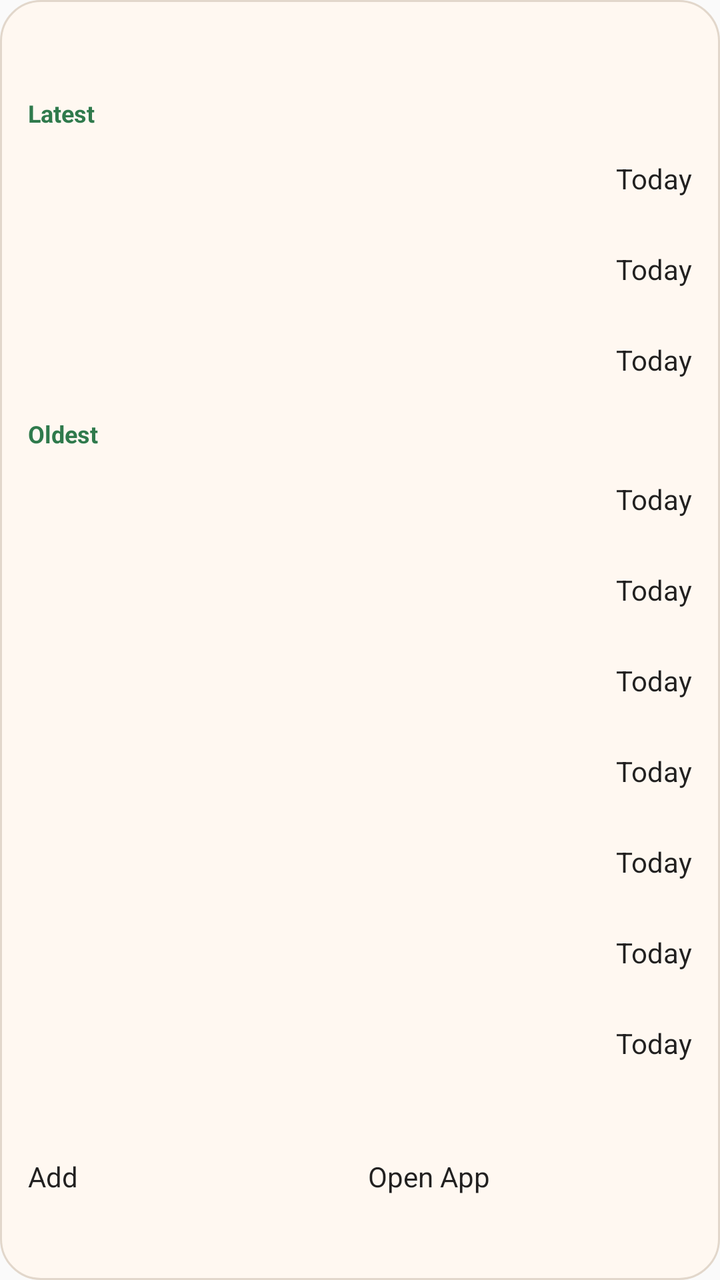
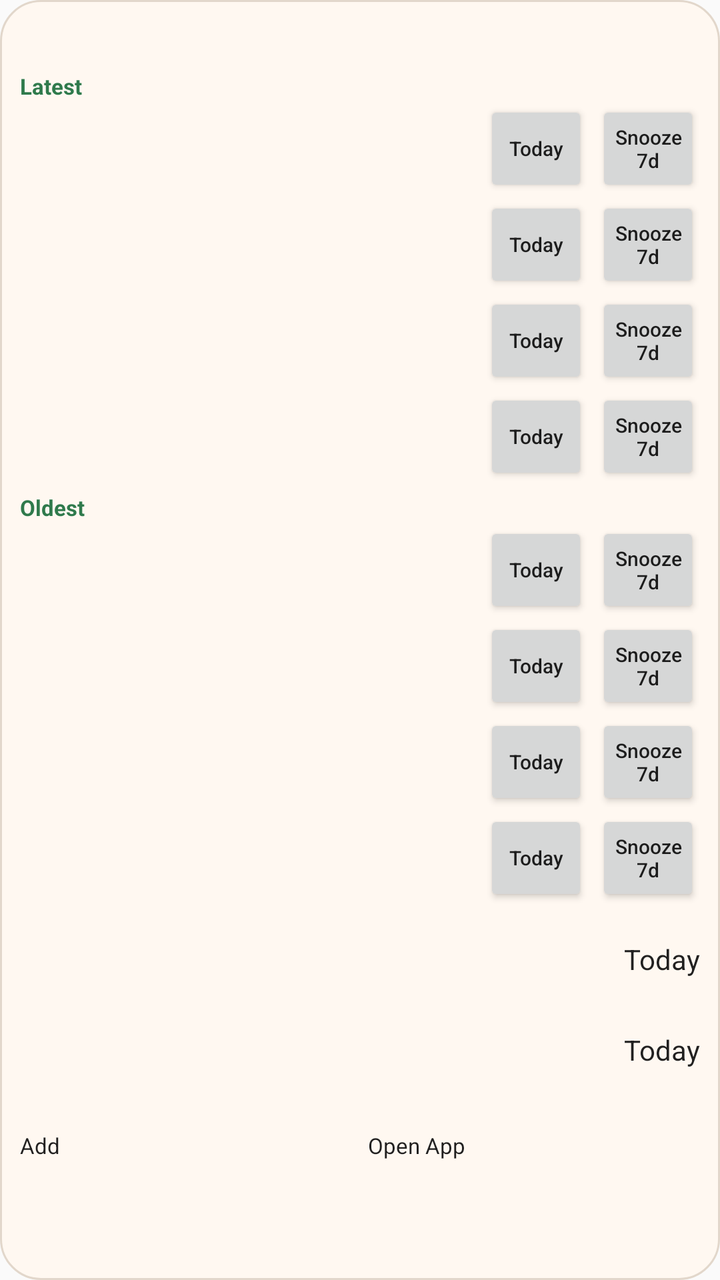

Two renders of the same Android screen: before a commit and after it. Below are the layout's source before the change and the commit's diff.
<!-- AndroidManifest.xml: application theme android:Theme.Material.Light.NoActionBar -->
<!-- res/layout/widget_last_time_i.xml -->
<?xml version="1.0" encoding="utf-8"?>
<LinearLayout xmlns:android="http://schemas.android.com/apk/res/android"
    android:id="@+id/widget_root"
    android:layout_width="match_parent"
    android:layout_height="match_parent"
    android:background="@drawable/widget_background"
    android:orientation="vertical"
    android:padding="14dp">

    <LinearLayout
        android:layout_width="match_parent"
        android:layout_height="wrap_content"
        android:gravity="center_vertical"
        android:orientation="horizontal">

        <TextView
            android:id="@+id/widget_title"
            android:layout_width="0dp"
            android:layout_height="wrap_content"
            android:layout_weight="1"
            android:textColor="#1F1A17"
            android:textSize="18sp"
            android:textStyle="bold" />

        <TextView
            android:id="@+id/widget_summary"
            android:layout_width="wrap_content"
            android:layout_height="wrap_content"
            android:textColor="#5A4E45"
            android:textSize="13sp"
            android:textStyle="bold" />
    </LinearLayout>

    <TextView
        android:id="@+id/widget_empty_state"
        android:layout_width="match_parent"
        android:layout_height="wrap_content"
        android:layout_marginTop="10dp"
        android:lineSpacingExtra="2dp"
        android:textColor="#5A4E45"
        android:textSize="13sp"
        android:visibility="gone" />

    <TextView
        android:id="@+id/widget_latest_section_header"
        android:layout_width="match_parent"
        android:layout_height="wrap_content"
        android:layout_marginTop="10dp"
        android:text="@string/widget_latest_section_title"
        android:textColor="#2F7A4C"
        android:textSize="12sp"
        android:textStyle="bold" />

    <LinearLayout
        android:id="@+id/widget_row_1"
        android:layout_width="match_parent"
        android:layout_height="wrap_content"
        android:layout_marginTop="6dp"
        android:gravity="center_vertical"
        android:orientation="horizontal">

        <LinearLayout
            android:layout_width="0dp"
            android:layout_height="wrap_content"
            android:layout_weight="1"
            android:orientation="vertical">

            <TextView
                android:id="@+id/widget_row_1_title"
                android:layout_width="match_parent"
                android:layout_height="wrap_content"
                android:ellipsize="end"
                android:maxLines="1"
                android:textColor="#1F1A17"
                android:textSize="14sp"
                android:textStyle="bold" />

            <TextView
                android:id="@+id/widget_row_1_days"
                android:layout_width="match_parent"
                android:layout_height="wrap_content"
                android:layout_marginTop="2dp"
                android:textColor="#5A4E45"
                android:textSize="12sp" />
        </LinearLayout>

        <Button
            android:id="@+id/widget_row_1_refresh"
            android:layout_width="wrap_content"
            android:layout_height="wrap_content"
            android:layout_marginStart="8dp"
            android:text="@string/widget_row_refresh_button"
            android:textAllCaps="false" />
    </LinearLayout>

    <LinearLayout
        android:id="@+id/widget_row_2"
        android:layout_width="match_parent"
        android:layout_height="wrap_content"
        android:layout_marginTop="8dp"
        android:gravity="center_vertical"
        android:orientation="horizontal">

        <LinearLayout
            android:layout_width="0dp"
            android:layout_height="wrap_content"
            android:layout_weight="1"
            android:orientation="vertical">

            <TextView
                android:id="@+id/widget_row_2_title"
                android:layout_width="match_parent"
                android:layout_height="wrap_content"
                android:ellipsize="end"
                android:maxLines="1"
                android:textColor="#1F1A17"
                android:textSize="14sp"
                android:textStyle="bold" />

            <TextView
                android:id="@+id/widget_row_2_days"
                android:layout_width="match_parent"
                android:layout_height="wrap_content"
                android:layout_marginTop="2dp"
                android:textColor="#5A4E45"
                android:textSize="12sp" />
        </LinearLayout>

        <Button
            android:id="@+id/widget_row_2_refresh"
            android:layout_width="wrap_content"
            android:layout_height="wrap_content"
            android:layout_marginStart="8dp"
            android:text="@string/widget_row_refresh_button"
            android:textAllCaps="false" />
    </LinearLayout>

    <LinearLayout
        android:id="@+id/widget_row_3"
        android:layout_width="match_parent"
        android:layout_height="wrap_content"
        android:layout_marginTop="8dp"
        android:gravity="center_vertical"
        android:orientation="horizontal">

        <LinearLayout
            android:layout_width="0dp"
            android:layout_height="wrap_content"
            android:layout_weight="1"
            android:orientation="vertical">

            <TextView
                android:id="@+id/widget_row_3_title"
                android:layout_width="match_parent"
                android:layout_height="wrap_content"
                android:ellipsize="end"
                android:maxLines="1"
                android:textColor="#1F1A17"
                android:textSize="14sp"
                android:textStyle="bold" />

            <TextView
                android:id="@+id/widget_row_3_days"
                android:layout_width="match_parent"
                android:layout_height="wrap_content"
                android:layout_marginTop="2dp"
                android:textColor="#5A4E45"
                android:textSize="12sp" />
        </LinearLayout>

        <Button
            android:id="@+id/widget_row_3_refresh"
            android:layout_width="wrap_content"
            android:layout_height="wrap_content"
            android:layout_marginStart="8dp"
            android:text="@string/widget_row_refresh_button"
            android:textAllCaps="false" />
    </LinearLayout>

    <TextView
        android:id="@+id/widget_oldest_section_header"
        android:layout_width="match_parent"
        android:layout_height="wrap_content"
        android:layout_marginTop="10dp"
        android:text="@string/widget_oldest_section_title"
        android:textColor="#2F7A4C"
        android:textSize="12sp"
        android:textStyle="bold" />

    <LinearLayout
        android:id="@+id/widget_row_4"
        android:layout_width="match_parent"
        android:layout_height="wrap_content"
        android:layout_marginTop="6dp"
        android:gravity="center_vertical"
        android:orientation="horizontal">

        <LinearLayout
            android:layout_width="0dp"
            android:layout_height="wrap_content"
            android:layout_weight="1"
            android:orientation="vertical">

            <TextView
                android:id="@+id/widget_row_4_title"
                android:layout_width="match_parent"
                android:layout_height="wrap_content"
                android:ellipsize="end"
                android:maxLines="1"
                android:textColor="#1F1A17"
                android:textSize="14sp"
                android:textStyle="bold" />

            <TextView
                android:id="@+id/widget_row_4_days"
                android:layout_width="match_parent"
                android:layout_height="wrap_content"
                android:layout_marginTop="2dp"
                android:textColor="#5A4E45"
                android:textSize="12sp" />
        </LinearLayout>

        <Button
            android:id="@+id/widget_row_4_refresh"
            android:layout_width="wrap_content"
            android:layout_height="wrap_content"
            android:layout_marginStart="8dp"
            android:text="@string/widget_row_refresh_button"
            android:textAllCaps="false" />
    </LinearLayout>

    <LinearLayout
        android:id="@+id/widget_row_5"
        android:layout_width="match_parent"
        android:layout_height="wrap_content"
        android:layout_marginTop="8dp"
        android:gravity="center_vertical"
        android:orientation="horizontal">

        <LinearLayout
            android:layout_width="0dp"
            android:layout_height="wrap_content"
            android:layout_weight="1"
            android:orientation="vertical">

            <TextView
                android:id="@+id/widget_row_5_title"
                android:layout_width="match_parent"
                android:layout_height="wrap_content"
                android:ellipsize="end"
                android:maxLines="1"
                android:textColor="#1F1A17"
                android:textSize="14sp"
                android:textStyle="bold" />

            <TextView
                android:id="@+id/widget_row_5_days"
                android:layout_width="match_parent"
                android:layout_height="wrap_content"
                android:layout_marginTop="2dp"
                android:textColor="#5A4E45"
                android:textSize="12sp" />
        </LinearLayout>

        <Button
            android:id="@+id/widget_row_5_refresh"
            android:layout_width="wrap_content"
            android:layout_height="wrap_content"
            android:layout_marginStart="8dp"
            android:text="@string/widget_row_refresh_button"
            android:textAllCaps="false" />
    </LinearLayout>

    <LinearLayout
        android:id="@+id/widget_row_6"
        android:layout_width="match_parent"
        android:layout_height="wrap_content"
        android:layout_marginTop="8dp"
        android:gravity="center_vertical"
        android:orientation="horizontal">

        <LinearLayout
            android:layout_width="0dp"
            android:layout_height="wrap_content"
            android:layout_weight="1"
            android:orientation="vertical">

            <TextView
                android:id="@+id/widget_row_6_title"
                android:layout_width="match_parent"
                android:layout_height="wrap_content"
                android:ellipsize="end"
                android:maxLines="1"
                android:textColor="#1F1A17"
                android:textSize="14sp"
                android:textStyle="bold" />

            <TextView
                android:id="@+id/widget_row_6_days"
                android:layout_width="match_parent"
                android:layout_height="wrap_content"
                android:layout_marginTop="2dp"
                android:textColor="#5A4E45"
                android:textSize="12sp" />
        </LinearLayout>

        <Button
            android:id="@+id/widget_row_6_refresh"
            android:layout_width="wrap_content"
            android:layout_height="wrap_content"
            android:layout_marginStart="8dp"
            android:text="@string/widget_row_refresh_button"
            android:textAllCaps="false" />
    </LinearLayout>

    <LinearLayout
        android:id="@+id/widget_row_7"
        android:layout_width="match_parent"
        android:layout_height="wrap_content"
        android:layout_marginTop="8dp"
        android:gravity="center_vertical"
        android:orientation="horizontal">

        <LinearLayout
            android:layout_width="0dp"
            android:layout_height="wrap_content"
            android:layout_weight="1"
            android:orientation="vertical">

            <TextView
                android:id="@+id/widget_row_7_title"
                android:layout_width="match_parent"
                android:layout_height="wrap_content"
                android:ellipsize="end"
                android:maxLines="1"
                android:textColor="#1F1A17"
                android:textSize="14sp"
                android:textStyle="bold" />

            <TextView
                android:id="@+id/widget_row_7_days"
                android:layout_width="match_parent"
                android:layout_height="wrap_content"
                android:layout_marginTop="2dp"
                android:textColor="#5A4E45"
                android:textSize="12sp" />
        </LinearLayout>

        <Button
            android:id="@+id/widget_row_7_refresh"
            android:layout_width="wrap_content"
            android:layout_height="wrap_content"
            android:layout_marginStart="8dp"
            android:text="@string/widget_row_refresh_button"
            android:textAllCaps="false" />
    </LinearLayout>

    <LinearLayout
        android:id="@+id/widget_row_8"
        android:layout_width="match_parent"
        android:layout_height="wrap_content"
        android:layout_marginTop="8dp"
        android:gravity="center_vertical"
        android:orientation="horizontal">

        <LinearLayout
            android:layout_width="0dp"
            android:layout_height="wrap_content"
            android:layout_weight="1"
            android:orientation="vertical">

            <TextView
                android:id="@+id/widget_row_8_title"
                android:layout_width="match_parent"
                android:layout_height="wrap_content"
                android:ellipsize="end"
                android:maxLines="1"
                android:textColor="#1F1A17"
                android:textSize="14sp"
                android:textStyle="bold" />

            <TextView
                android:id="@+id/widget_row_8_days"
                android:layout_width="match_parent"
                android:layout_height="wrap_content"
                android:layout_marginTop="2dp"
                android:textColor="#5A4E45"
                android:textSize="12sp" />
        </LinearLayout>

        <Button
            android:id="@+id/widget_row_8_refresh"
            android:layout_width="wrap_content"
            android:layout_height="wrap_content"
            android:layout_marginStart="8dp"
            android:text="@string/widget_row_refresh_button"
            android:textAllCaps="false" />
    </LinearLayout>

    <LinearLayout
        android:id="@+id/widget_row_9"
        android:layout_width="match_parent"
        android:layout_height="wrap_content"
        android:layout_marginTop="8dp"
        android:gravity="center_vertical"
        android:orientation="horizontal">

        <LinearLayout
            android:layout_width="0dp"
            android:layout_height="wrap_content"
            android:layout_weight="1"
            android:orientation="vertical">

            <TextView
                android:id="@+id/widget_row_9_title"
                android:layout_width="match_parent"
                android:layout_height="wrap_content"
                android:ellipsize="end"
                android:maxLines="1"
                android:textColor="#1F1A17"
                android:textSize="14sp"
                android:textStyle="bold" />

            <TextView
                android:id="@+id/widget_row_9_days"
                android:layout_width="match_parent"
                android:layout_height="wrap_content"
                android:layout_marginTop="2dp"
                android:textColor="#5A4E45"
                android:textSize="12sp" />
        </LinearLayout>

        <Button
            android:id="@+id/widget_row_9_refresh"
            android:layout_width="wrap_content"
            android:layout_height="wrap_content"
            android:layout_marginStart="8dp"
            android:text="@string/widget_row_refresh_button"
            android:textAllCaps="false" />
    </LinearLayout>

    <LinearLayout
        android:id="@+id/widget_row_10"
        android:layout_width="match_parent"
        android:layout_height="wrap_content"
        android:layout_marginTop="8dp"
        android:gravity="center_vertical"
        android:orientation="horizontal">

        <LinearLayout
            android:layout_width="0dp"
            android:layout_height="wrap_content"
            android:layout_weight="1"
            android:orientation="vertical">

            <TextView
                android:id="@+id/widget_row_10_title"
                android:layout_width="match_parent"
                android:layout_height="wrap_content"
                android:ellipsize="end"
                android:maxLines="1"
                android:textColor="#1F1A17"
                android:textSize="14sp"
                android:textStyle="bold" />

            <TextView
                android:id="@+id/widget_row_10_days"
                android:layout_width="match_parent"
                android:layout_height="wrap_content"
                android:layout_marginTop="2dp"
                android:textColor="#5A4E45"
                android:textSize="12sp" />
        </LinearLayout>

        <Button
            android:id="@+id/widget_row_10_refresh"
            android:layout_width="wrap_content"
            android:layout_height="wrap_content"
            android:layout_marginStart="8dp"
            android:text="@string/widget_row_refresh_button"
            android:textAllCaps="false" />
    </LinearLayout>

    <TextView
        android:id="@+id/widget_more_indicator"
        android:layout_width="match_parent"
        android:layout_height="wrap_content"
        android:layout_marginTop="8dp"
        android:textColor="#2F7A4C"
        android:textSize="13sp"
        android:textStyle="bold"
        android:visibility="gone" />

    <TextView
        android:id="@+id/widget_timestamp"
        android:layout_width="match_parent"
        android:layout_height="wrap_content"
        android:layout_marginTop="10dp"
        android:textColor="#8C8178"
        android:textSize="12sp" />

    <LinearLayout
        android:layout_width="match_parent"
        android:layout_height="wrap_content"
        android:layout_marginTop="12dp"
        android:orientation="horizontal">

        <Button
            android:id="@+id/widget_add_button"
            android:layout_width="0dp"
            android:layout_height="wrap_content"
            android:layout_weight="1"
            android:text="@string/widget_add_button" />

        <Button
            android:id="@+id/widget_open_app_button"
            android:layout_width="0dp"
            android:layout_height="wrap_content"
            android:layout_marginStart="8dp"
            android:layout_weight="1"
            android:text="@string/widget_open_app_button" />
    </LinearLayout>
</LinearLayout>
<!-- resources referenced by this layout -->
<resources>
  <!-- drawable widget_background (drawable) -->
  <?xml version="1.0" encoding="utf-8"?>
  <shape xmlns:android="http://schemas.android.com/apk/res/android"
      android:shape="rectangle">
      <solid android:color="@color/widget_surface" />
      <corners android:radius="20dp" />
      <stroke
          android:width="1dp"
          android:color="@color/widget_border" />
  </shape>
  <string name="widget_add_button">Add</string>
  <string name="widget_latest_section_title">Latest</string>
  <string name="widget_oldest_section_title">Oldest</string>
  <string name="widget_open_app_button">Open App</string>
  <string name="widget_row_refresh_button">Today</string>
  <color name="widget_surface">#FFF8F1</color>
  <color name="widget_border">#E2D7CB</color>
</resources>

<!-- the commit's change to res/layout/widget_last_time_i.xml (unified diff, before → after) -->
@@ -5,7 +5,7 @@
     android:layout_height="match_parent"
     android:background="@drawable/widget_background"
     android:orientation="vertical"
-    android:padding="14dp">
+    android:padding="10dp">
 
     <LinearLayout
         android:layout_width="match_parent"
@@ -19,7 +19,7 @@
             android:layout_height="wrap_content"
             android:layout_weight="1"
             android:textColor="#1F1A17"
-            android:textSize="18sp"
+            android:textSize="16sp"
             android:textStyle="bold" />
 
         <TextView
@@ -27,7 +27,7 @@
             android:layout_width="wrap_content"
             android:layout_height="wrap_content"
             android:textColor="#5A4E45"
-            android:textSize="13sp"
+            android:textSize="11sp"
             android:textStyle="bold" />
     </LinearLayout>
 
@@ -45,17 +45,17 @@
         android:id="@+id/widget_latest_section_header"
         android:layout_width="match_parent"
         android:layout_height="wrap_content"
-        android:layout_marginTop="10dp"
+        android:layout_marginTop="4dp"
         android:text="@string/widget_latest_section_title"
         android:textColor="#2F7A4C"
-        android:textSize="12sp"
+        android:textSize="11sp"
         android:textStyle="bold" />
 
     <LinearLayout
         android:id="@+id/widget_row_1"
         android:layout_width="match_parent"
         android:layout_height="wrap_content"
-        android:layout_marginTop="6dp"
+        android:layout_marginTop="0dp"
         android:gravity="center_vertical"
         android:orientation="horizontal">
 
@@ -86,6 +86,368 @@
 
         <Button
             android:id="@+id/widget_row_1_refresh"
+            style="@style/WidgetRowAction"
+            android:text="@string/widget_row_refresh_button" />
+
+        <Button
+            android:id="@+id/widget_row_1_snooze"
+            style="@style/WidgetRowAction"
+            android:text="@string/widget_row_snooze_button" />
+    </LinearLayout>
+
+    <LinearLayout
+        android:id="@+id/widget_row_2"
+        android:layout_width="match_parent"
+        android:layout_height="wrap_content"
+        android:layout_marginTop="0dp"
+        android:gravity="center_vertical"
+        android:orientation="horizontal">
+
+        <LinearLayout
+            android:layout_width="0dp"
+            android:layout_height="wrap_content"
+            android:layout_weight="1"
+            android:orientation="vertical">
+
+            <TextView
+                android:id="@+id/widget_row_2_title"
+                android:layout_width="match_parent"
+                android:layout_height="wrap_content"
+                android:ellipsize="end"
+                android:maxLines="1"
+                android:textColor="#1F1A17"
+                android:textSize="14sp"
+                android:textStyle="bold" />
+
+            <TextView
+                android:id="@+id/widget_row_2_days"
+                android:layout_width="match_parent"
+                android:layout_height="wrap_content"
+                android:layout_marginTop="2dp"
+                android:textColor="#5A4E45"
+                android:textSize="12sp" />
+        </LinearLayout>
+
+        <Button
+            android:id="@+id/widget_row_2_refresh"
+            style="@style/WidgetRowAction"
+            android:text="@string/widget_row_refresh_button" />
+
+        <Button
+            android:id="@+id/widget_row_2_snooze"
+            style="@style/WidgetRowAction"
+            android:text="@string/widget_row_snooze_button" />
+    </LinearLayout>
+
+    <LinearLayout
+        android:id="@+id/widget_row_3"
+        android:layout_width="match_parent"
+        android:layout_height="wrap_content"
+        android:layout_marginTop="0dp"
+        android:gravity="center_vertical"
+        android:orientation="horizontal">
+
+        <LinearLayout
+            android:layout_width="0dp"
+            android:layout_height="wrap_content"
+            android:layout_weight="1"
+            android:orientation="vertical">
+
+            <TextView
+                android:id="@+id/widget_row_3_title"
+                android:layout_width="match_parent"
+                android:layout_height="wrap_content"
+                android:ellipsize="end"
+                android:maxLines="1"
+                android:textColor="#1F1A17"
+                android:textSize="14sp"
+                android:textStyle="bold" />
+
+            <TextView
+                android:id="@+id/widget_row_3_days"
+                android:layout_width="match_parent"
+                android:layout_height="wrap_content"
+                android:layout_marginTop="2dp"
+                android:textColor="#5A4E45"
+                android:textSize="12sp" />
+        </LinearLayout>
+
+        <Button
+            android:id="@+id/widget_row_3_refresh"
+            style="@style/WidgetRowAction"
+            android:text="@string/widget_row_refresh_button" />
+
+        <Button
+            android:id="@+id/widget_row_3_snooze"
+            style="@style/WidgetRowAction"
+            android:text="@string/widget_row_snooze_button" />
+    </LinearLayout>
+
+    <LinearLayout
+        android:id="@+id/widget_row_4"
+        android:layout_width="match_parent"
+        android:layout_height="wrap_content"
+        android:layout_marginTop="0dp"
+        android:gravity="center_vertical"
+        android:orientation="horizontal">
+
+        <LinearLayout
+            android:layout_width="0dp"
+            android:layout_height="wrap_content"
+            android:layout_weight="1"
+            android:orientation="vertical">
+
+            <TextView
+                android:id="@+id/widget_row_4_title"
+                android:layout_width="match_parent"
+                android:layout_height="wrap_content"
+                android:ellipsize="end"
+                android:maxLines="1"
+                android:textColor="#1F1A17"
+                android:textSize="14sp"
+                android:textStyle="bold" />
+
+            <TextView
+                android:id="@+id/widget_row_4_days"
+                android:layout_width="match_parent"
+                android:layout_height="wrap_content"
+                android:layout_marginTop="2dp"
+                android:textColor="#5A4E45"
+                android:textSize="12sp" />
+        </LinearLayout>
+
+        <Button
+            android:id="@+id/widget_row_4_refresh"
+            style="@style/WidgetRowAction"
+            android:text="@string/widget_row_refresh_button" />
+
+        <Button
+            android:id="@+id/widget_row_4_snooze"
+            style="@style/WidgetRowAction"
+            android:text="@string/widget_row_snooze_button" />
+    </LinearLayout>
+
+    <TextView
+        android:id="@+id/widget_oldest_section_header"
+        android:layout_width="match_parent"
+        android:layout_height="wrap_content"
+        android:layout_marginTop="4dp"
+        android:text="@string/widget_oldest_section_title"
+        android:textColor="#2F7A4C"
+        android:textSize="11sp"
+        android:textStyle="bold" />
+
+    <LinearLayout
+        android:id="@+id/widget_row_5"
+        android:layout_width="match_parent"
+        android:layout_height="wrap_content"
+        android:layout_marginTop="0dp"
+        android:gravity="center_vertical"
+        android:orientation="horizontal">
+
+        <LinearLayout
+            android:layout_width="0dp"
+            android:layout_height="wrap_content"
+            android:layout_weight="1"
+            android:orientation="vertical">
+
+            <TextView
+                android:id="@+id/widget_row_5_title"
+                android:layout_width="match_parent"
+                android:layout_height="wrap_content"
+                android:ellipsize="end"
+                android:maxLines="1"
+                android:textColor="#1F1A17"
+                android:textSize="14sp"
+                android:textStyle="bold" />
+
+            <TextView
+                android:id="@+id/widget_row_5_days"
+                android:layout_width="match_parent"
+                android:layout_height="wrap_content"
+                android:layout_marginTop="2dp"
+                android:textColor="#5A4E45"
+                android:textSize="12sp" />
+        </LinearLayout>
+
+        <Button
+            android:id="@+id/widget_row_5_refresh"
+            style="@style/WidgetRowAction"
+            android:text="@string/widget_row_refresh_button" />
+
+        <Button
+            android:id="@+id/widget_row_5_snooze"
+            style="@style/WidgetRowAction"
+            android:text="@string/widget_row_snooze_button" />
+    </LinearLayout>
+
+    <LinearLayout
+        android:id="@+id/widget_row_6"
+        android:layout_width="match_parent"
+        android:layout_height="wrap_content"
+        android:layout_marginTop="0dp"
+        android:gravity="center_vertical"
+        android:orientation="horizontal">
+
+        <LinearLayout
+            android:layout_width="0dp"
+            android:layout_height="wrap_content"
+            android:layout_weight="1"
+            android:orientation="vertical">
+
+            <TextView
+                android:id="@+id/widget_row_6_title"
+                android:layout_width="match_parent"
+                android:layout_height="wrap_content"
+                android:ellipsize="end"
+                android:maxLines="1"
+                android:textColor="#1F1A17"
+                android:textSize="14sp"
+                android:textStyle="bold" />
+
+            <TextView
+                android:id="@+id/widget_row_6_days"
+                android:layout_width="match_parent"
+                android:layout_height="wrap_content"
+                android:layout_marginTop="2dp"
+                android:textColor="#5A4E45"
+                android:textSize="12sp" />
+        </LinearLayout>
+
+        <Button
+            android:id="@+id/widget_row_6_refresh"
+            style="@style/WidgetRowAction"
+            android:text="@string/widget_row_refresh_button" />
+
+        <Button
+            android:id="@+id/widget_row_6_snooze"
+            style="@style/WidgetRowAction"
+            android:text="@string/widget_row_snooze_button" />
+    </LinearLayout>
+
+    <LinearLayout
+        android:id="@+id/widget_row_7"
+        android:layout_width="match_parent"
+        android:layout_height="wrap_content"
+        android:layout_marginTop="0dp"
+        android:gravity="center_vertical"
+        android:orientation="horizontal">
+
+        <LinearLayout
+            android:layout_width="0dp"
+            android:layout_height="wrap_content"
+            android:layout_weight="1"
+            android:orientation="vertical">
+
+            <TextView
+                android:id="@+id/widget_row_7_title"
+                android:layout_width="match_parent"
+                android:layout_height="wrap_content"
+                android:ellipsize="end"
+                android:maxLines="1"
+                android:textColor="#1F1A17"
+                android:textSize="14sp"
+                android:textStyle="bold" />
+
+            <TextView
+                android:id="@+id/widget_row_7_days"
+                android:layout_width="match_parent"
+                android:layout_height="wrap_content"
+                android:layout_marginTop="2dp"
+                android:textColor="#5A4E45"
+                android:textSize="12sp" />
+        </LinearLayout>
+
+        <Button
+            android:id="@+id/widget_row_7_refresh"
+            style="@style/WidgetRowAction"
+            android:text="@string/widget_row_refresh_button" />
+
+        <Button
+            android:id="@+id/widget_row_7_snooze"
+            style="@style/WidgetRowAction"
+            android:text="@string/widget_row_snooze_button" />
+    </LinearLayout>
+
+    <LinearLayout
+        android:id="@+id/widget_row_8"
+        android:layout_width="match_parent"
+        android:layout_height="wrap_content"
+        android:layout_marginTop="0dp"
+        android:gravity="center_vertical"
+        android:orientation="horizontal">
+
+        <LinearLayout
+            android:layout_width="0dp"
+            android:layout_height="wrap_content"
+            android:layout_weight="1"
+            android:orientation="vertical">
+
+            <TextView
+                android:id="@+id/widget_row_8_title"
+                android:layout_width="match_parent"
+                android:layout_height="wrap_content"
+                android:ellipsize="end"
+                android:maxLines="1"
+                android:textColor="#1F1A17"
+                android:textSize="14sp"
+                android:textStyle="bold" />
+
+            <TextView
+                android:id="@+id/widget_row_8_days"
+                android:layout_width="match_parent"
+                android:layout_height="wrap_content"
+                android:layout_marginTop="2dp"
+                android:textColor="#5A4E45"
+                android:textSize="12sp" />
+        </LinearLayout>
+
+        <Button
+            android:id="@+id/widget_row_8_refresh"
+            style="@style/WidgetRowAction"
+            android:text="@string/widget_row_refresh_button" />
+
+        <Button
+            android:id="@+id/widget_row_8_snooze"
+            style="@style/WidgetRowAction"
+            android:text="@string/widget_row_snooze_button" />
+    </LinearLayout>
+
+    <LinearLayout
+        android:id="@+id/widget_row_9"
+        android:layout_width="match_parent"
+        android:layout_height="wrap_content"
+        android:layout_marginTop="8dp"
+        android:gravity="center_vertical"
+        android:orientation="horizontal">
+
+        <LinearLayout
+            android:layout_width="0dp"
+            android:layout_height="wrap_content"
+            android:layout_weight="1"
+            android:orientation="vertical">
+
+            <TextView
+                android:id="@+id/widget_row_9_title"
+                android:layout_width="match_parent"
+                android:layout_height="wrap_content"
+                android:ellipsize="end"
+                android:maxLines="1"
+                android:textColor="#1F1A17"
+                android:textSize="14sp"
+                android:textStyle="bold" />
+
+            <TextView
+                android:id="@+id/widget_row_9_days"
+                android:layout_width="match_parent"
+                android:layout_height="wrap_content"
+                android:layout_marginTop="2dp"
+                android:textColor="#5A4E45"
+                android:textSize="12sp" />
+        </LinearLayout>
+
+        <Button
+            android:id="@+id/widget_row_9_refresh"
             android:layout_width="wrap_content"
             android:layout_height="wrap_content"
             android:layout_marginStart="8dp"
@@ -94,7 +456,7 @@
     </LinearLayout>
 
     <LinearLayout
-        android:id="@+id/widget_row_2"
+        android:id="@+id/widget_row_10"
         android:layout_width="match_parent"
         android:layout_height="wrap_content"
         android:layout_marginTop="8dp"
@@ -108,26 +470,26 @@
             android:orientation="vertical">
 
             <TextView
-                android:id="@+id/widget_row_2_title"
-                android:layout_width="match_parent"
-                android:layout_height="wrap_content"
-                android:ellipsize="end"
-                android:maxLines="1"
-                android:textColor="#1F1A17"
-                android:textSize="14sp"
-                android:textStyle="bold" />
-
-            <TextView
-                android:id="@+id/widget_row_2_days"
-                android:layout_width="match_parent"
-                android:layout_height="wrap_content"
-                android:layout_marginTop="2dp"
-                android:textColor="#5A4E45"
-                android:textSize="12sp" />
-        </LinearLayout>
-
-        <Button
-            android:id="@+id/widget_row_2_refresh"
+                android:id="@+id/widget_row_10_title"
+                android:layout_width="match_parent"
+                android:layout_height="wrap_content"
+                android:ellipsize="end"
+                android:maxLines="1"
+                android:textColor="#1F1A17"
+                android:textSize="14sp"
+                android:textStyle="bold" />
+
+            <TextView
+                android:id="@+id/widget_row_10_days"
+                android:layout_width="match_parent"
+                android:layout_height="wrap_content"
+                android:layout_marginTop="2dp"
+                android:textColor="#5A4E45"
+                android:textSize="12sp" />
+        </LinearLayout>
+
+        <Button
+            android:id="@+id/widget_row_10_refresh"
             android:layout_width="wrap_content"
             android:layout_height="wrap_content"
             android:layout_marginStart="8dp"
@@ -135,359 +497,13 @@
             android:textAllCaps="false" />
     </LinearLayout>
 
-    <LinearLayout
-        android:id="@+id/widget_row_3"
-        android:layout_width="match_parent"
-        android:layout_height="wrap_content"
-        android:layout_marginTop="8dp"
-        android:gravity="center_vertical"
-        android:orientation="horizontal">
-
-        <LinearLayout
-            android:layout_width="0dp"
-            android:layout_height="wrap_content"
-            android:layout_weight="1"
-            android:orientation="vertical">
-
-            <TextView
-                android:id="@+id/widget_row_3_title"
-                android:layout_width="match_parent"
-                android:layout_height="wrap_content"
-                android:ellipsize="end"
-                android:maxLines="1"
-                android:textColor="#1F1A17"
-                android:textSize="14sp"
-                android:textStyle="bold" />
-
-            <TextView
-                android:id="@+id/widget_row_3_days"
-                android:layout_width="match_parent"
-                android:layout_height="wrap_content"
-                android:layout_marginTop="2dp"
-                android:textColor="#5A4E45"
-                android:textSize="12sp" />
-        </LinearLayout>
-
-        <Button
-            android:id="@+id/widget_row_3_refresh"
-            android:layout_width="wrap_content"
-            android:layout_height="wrap_content"
-            android:layout_marginStart="8dp"
-            android:text="@string/widget_row_refresh_button"
-            android:textAllCaps="false" />
-    </LinearLayout>
-
-    <TextView
-        android:id="@+id/widget_oldest_section_header"
-        android:layout_width="match_parent"
-        android:layout_height="wrap_content"
-        android:layout_marginTop="10dp"
-        android:text="@string/widget_oldest_section_title"
-        android:textColor="#2F7A4C"
-        android:textSize="12sp"
-        android:textStyle="bold" />
-
-    <LinearLayout
-        android:id="@+id/widget_row_4"
-        android:layout_width="match_parent"
-        android:layout_height="wrap_content"
-        android:layout_marginTop="6dp"
-        android:gravity="center_vertical"
-        android:orientation="horizontal">
-
-        <LinearLayout
-            android:layout_width="0dp"
-            android:layout_height="wrap_content"
-            android:layout_weight="1"
-            android:orientation="vertical">
-
-            <TextView
-                android:id="@+id/widget_row_4_title"
-                android:layout_width="match_parent"
-                android:layout_height="wrap_content"
-                android:ellipsize="end"
-                android:maxLines="1"
-                android:textColor="#1F1A17"
-                android:textSize="14sp"
-                android:textStyle="bold" />
-
-            <TextView
-                android:id="@+id/widget_row_4_days"
-                android:layout_width="match_parent"
-                android:layout_height="wrap_content"
-                android:layout_marginTop="2dp"
-                android:textColor="#5A4E45"
-                android:textSize="12sp" />
-        </LinearLayout>
-
-        <Button
-            android:id="@+id/widget_row_4_refresh"
-            android:layout_width="wrap_content"
-            android:layout_height="wrap_content"
-            android:layout_marginStart="8dp"
-            android:text="@string/widget_row_refresh_button"
-            android:textAllCaps="false" />
-    </LinearLayout>
-
-    <LinearLayout
-        android:id="@+id/widget_row_5"
-        android:layout_width="match_parent"
-        android:layout_height="wrap_content"
-        android:layout_marginTop="8dp"
-        android:gravity="center_vertical"
-        android:orientation="horizontal">
-
-        <LinearLayout
-            android:layout_width="0dp"
-            android:layout_height="wrap_content"
-            android:layout_weight="1"
-            android:orientation="vertical">
-
-            <TextView
-                android:id="@+id/widget_row_5_title"
-                android:layout_width="match_parent"
-                android:layout_height="wrap_content"
-                android:ellipsize="end"
-                android:maxLines="1"
-                android:textColor="#1F1A17"
-                android:textSize="14sp"
-                android:textStyle="bold" />
-
-            <TextView
-                android:id="@+id/widget_row_5_days"
-                android:layout_width="match_parent"
-                android:layout_height="wrap_content"
-                android:layout_marginTop="2dp"
-                android:textColor="#5A4E45"
-                android:textSize="12sp" />
-        </LinearLayout>
-
-        <Button
-            android:id="@+id/widget_row_5_refresh"
-            android:layout_width="wrap_content"
-            android:layout_height="wrap_content"
-            android:layout_marginStart="8dp"
-            android:text="@string/widget_row_refresh_button"
-            android:textAllCaps="false" />
-    </LinearLayout>
-
-    <LinearLayout
-        android:id="@+id/widget_row_6"
-        android:layout_width="match_parent"
-        android:layout_height="wrap_content"
-        android:layout_marginTop="8dp"
-        android:gravity="center_vertical"
-        android:orientation="horizontal">
-
-        <LinearLayout
-            android:layout_width="0dp"
-            android:layout_height="wrap_content"
-            android:layout_weight="1"
-            android:orientation="vertical">
-
-            <TextView
-                android:id="@+id/widget_row_6_title"
-                android:layout_width="match_parent"
-                android:layout_height="wrap_content"
-                android:ellipsize="end"
-                android:maxLines="1"
-                android:textColor="#1F1A17"
-                android:textSize="14sp"
-                android:textStyle="bold" />
-
-            <TextView
-                android:id="@+id/widget_row_6_days"
-                android:layout_width="match_parent"
-                android:layout_height="wrap_content"
-                android:layout_marginTop="2dp"
-                android:textColor="#5A4E45"
-                android:textSize="12sp" />
-        </LinearLayout>
-
-        <Button
-            android:id="@+id/widget_row_6_refresh"
-            android:layout_width="wrap_content"
-            android:layout_height="wrap_content"
-            android:layout_marginStart="8dp"
-            android:text="@string/widget_row_refresh_button"
-            android:textAllCaps="false" />
-    </LinearLayout>
-
-    <LinearLayout
-        android:id="@+id/widget_row_7"
-        android:layout_width="match_parent"
-        android:layout_height="wrap_content"
-        android:layout_marginTop="8dp"
-        android:gravity="center_vertical"
-        android:orientation="horizontal">
-
-        <LinearLayout
-            android:layout_width="0dp"
-            android:layout_height="wrap_content"
-            android:layout_weight="1"
-            android:orientation="vertical">
-
-            <TextView
-                android:id="@+id/widget_row_7_title"
-                android:layout_width="match_parent"
-                android:layout_height="wrap_content"
-                android:ellipsize="end"
-                android:maxLines="1"
-                android:textColor="#1F1A17"
-                android:textSize="14sp"
-                android:textStyle="bold" />
-
-            <TextView
-                android:id="@+id/widget_row_7_days"
-                android:layout_width="match_parent"
-                android:layout_height="wrap_content"
-                android:layout_marginTop="2dp"
-                android:textColor="#5A4E45"
-                android:textSize="12sp" />
-        </LinearLayout>
-
-        <Button
-            android:id="@+id/widget_row_7_refresh"
-            android:layout_width="wrap_content"
-            android:layout_height="wrap_content"
-            android:layout_marginStart="8dp"
-            android:text="@string/widget_row_refresh_button"
-            android:textAllCaps="false" />
-    </LinearLayout>
-
-    <LinearLayout
-        android:id="@+id/widget_row_8"
-        android:layout_width="match_parent"
-        android:layout_height="wrap_content"
-        android:layout_marginTop="8dp"
-        android:gravity="center_vertical"
-        android:orientation="horizontal">
-
-        <LinearLayout
-            android:layout_width="0dp"
-            android:layout_height="wrap_content"
-            android:layout_weight="1"
-            android:orientation="vertical">
-
-            <TextView
-                android:id="@+id/widget_row_8_title"
-                android:layout_width="match_parent"
-                android:layout_height="wrap_content"
-                android:ellipsize="end"
-                android:maxLines="1"
-                android:textColor="#1F1A17"
-                android:textSize="14sp"
-                android:textStyle="bold" />
-
-            <TextView
-                android:id="@+id/widget_row_8_days"
-                android:layout_width="match_parent"
-                android:layout_height="wrap_content"
-                android:layout_marginTop="2dp"
-                android:textColor="#5A4E45"
-                android:textSize="12sp" />
-        </LinearLayout>
-
-        <Button
-            android:id="@+id/widget_row_8_refresh"
-            android:layout_width="wrap_content"
-            android:layout_height="wrap_content"
-            android:layout_marginStart="8dp"
-            android:text="@string/widget_row_refresh_button"
-            android:textAllCaps="false" />
-    </LinearLayout>
-
-    <LinearLayout
-        android:id="@+id/widget_row_9"
-        android:layout_width="match_parent"
-        android:layout_height="wrap_content"
-        android:layout_marginTop="8dp"
-        android:gravity="center_vertical"
-        android:orientation="horizontal">
-
-        <LinearLayout
-            android:layout_width="0dp"
-            android:layout_height="wrap_content"
-            android:layout_weight="1"
-            android:orientation="vertical">
-
-            <TextView
-                android:id="@+id/widget_row_9_title"
-                android:layout_width="match_parent"
-                android:layout_height="wrap_content"
-                android:ellipsize="end"
-                android:maxLines="1"
-                android:textColor="#1F1A17"
-                android:textSize="14sp"
-                android:textStyle="bold" />
-
-            <TextView
-                android:id="@+id/widget_row_9_days"
-                android:layout_width="match_parent"
-                android:layout_height="wrap_content"
-                android:layout_marginTop="2dp"
-                android:textColor="#5A4E45"
-                android:textSize="12sp" />
-        </LinearLayout>
-
-        <Button
-            android:id="@+id/widget_row_9_refresh"
-            android:layout_width="wrap_content"
-            android:layout_height="wrap_content"
-            android:layout_marginStart="8dp"
-            android:text="@string/widget_row_refresh_button"
-            android:textAllCaps="false" />
-    </LinearLayout>
-
-    <LinearLayout
-        android:id="@+id/widget_row_10"
-        android:layout_width="match_parent"
-        android:layout_height="wrap_content"
-        android:layout_marginTop="8dp"
-        android:gravity="center_vertical"
-        android:orientation="horizontal">
-
-        <LinearLayout
-            android:layout_width="0dp"
-            android:layout_height="wrap_content"
-            android:layout_weight="1"
-            android:orientation="vertical">
-
-            <TextView
-                android:id="@+id/widget_row_10_title"
-                android:layout_width="match_parent"
-                android:layout_height="wrap_content"
-                android:ellipsize="end"
-                android:maxLines="1"
-                android:textColor="#1F1A17"
-                android:textSize="14sp"
-                android:textStyle="bold" />
-
-            <TextView
-                android:id="@+id/widget_row_10_days"
-                android:layout_width="match_parent"
-                android:layout_height="wrap_content"
-                android:layout_marginTop="2dp"
-                android:textColor="#5A4E45"
-                android:textSize="12sp" />
-        </LinearLayout>
-
-        <Button
-            android:id="@+id/widget_row_10_refresh"
-            android:layout_width="wrap_content"
-            android:layout_height="wrap_content"
-            android:layout_marginStart="8dp"
-            android:text="@string/widget_row_refresh_button"
-            android:textAllCaps="false" />
-    </LinearLayout>
-
     <TextView
         android:id="@+id/widget_more_indicator"
         android:layout_width="match_parent"
         android:layout_height="wrap_content"
-        android:layout_marginTop="8dp"
+        android:layout_marginTop="4dp"
         android:textColor="#2F7A4C"
-        android:textSize="13sp"
+        android:textSize="11sp"
         android:textStyle="bold"
         android:visibility="gone" />
 
@@ -495,14 +511,14 @@
         android:id="@+id/widget_timestamp"
         android:layout_width="match_parent"
         android:layout_height="wrap_content"
-        android:layout_marginTop="10dp"
+        android:layout_marginTop="4dp"
         android:textColor="#8C8178"
-        android:textSize="12sp" />
-
-    <LinearLayout
-        android:layout_width="match_parent"
-        android:layout_height="wrap_content"
-        android:layout_marginTop="12dp"
+        android:textSize="10sp" />
+
+    <LinearLayout
+        android:layout_width="match_parent"
+        android:layout_height="wrap_content"
+        android:layout_marginTop="4dp"
         android:orientation="horizontal">
 
         <Button
@@ -510,6 +526,7 @@
             android:layout_width="0dp"
             android:layout_height="wrap_content"
             android:layout_weight="1"
+            android:textSize="11sp"
             android:text="@string/widget_add_button" />
 
         <Button
@@ -518,6 +535,7 @@
             android:layout_height="wrap_content"
             android:layout_marginStart="8dp"
             android:layout_weight="1"
+            android:textSize="11sp"
             android:text="@string/widget_open_app_button" />
     </LinearLayout>
 </LinearLayout>
<!-- resource entries referenced after the edit -->
@@ -15,6 +15,19 @@
   <string name="widget_oldest_section_title">Oldest</string>
   <string name="widget_open_app_button">Open App</string>
   <string name="widget_row_refresh_button">Today</string>
+  <string name="widget_row_snooze_button">Snooze\n7d</string>
+  <style name="WidgetRowAction" parent="android:style/Widget.Material.Button">
+          <item name="android:layout_width">52dp</item>
+          <item name="android:layout_height">48dp</item>
+          <item name="android:layout_marginStart">4dp</item>
+          <item name="android:minWidth">48dp</item>
+          <item name="android:paddingLeft">2dp</item>
+          <item name="android:paddingRight">2dp</item>
+          <item name="android:paddingTop">0dp</item>
+          <item name="android:paddingBottom">0dp</item>
+          <item name="android:textSize">10sp</item>
+          <item name="android:textAllCaps">false</item>
+      </style>
   <color name="widget_surface">#FFF8F1</color>
   <color name="widget_border">#E2D7CB</color>
 </resources>
